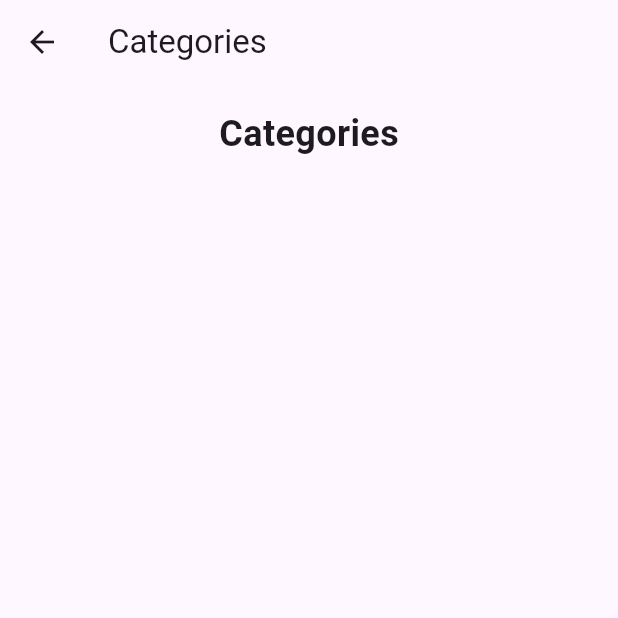
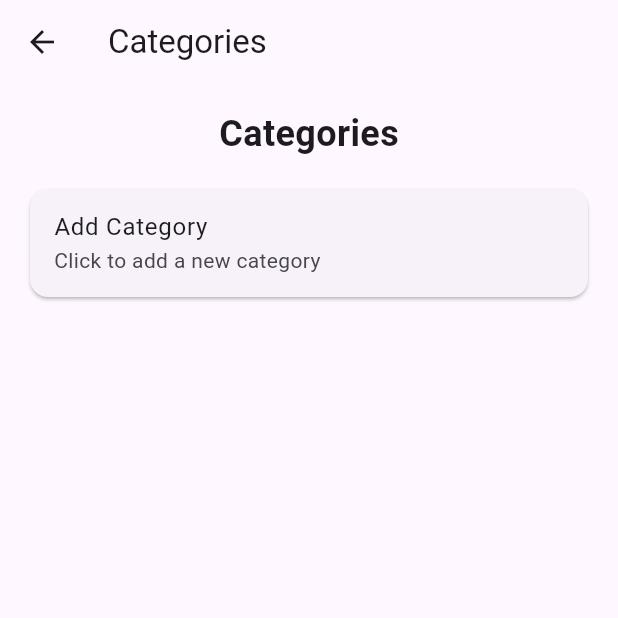
Before and after one commit to devilunraveled/phoneSE, a Flutter app: the CategoriesScreen screen opened directly, on a phone screen of 412 x 824 dp, the top half of it. Run offline on Flutter 3.47's test engine with Material 3 defaults, Android fonts, the phone set to English and light mode, and no system bars; our stand-ins replace fl_chart, flutter_secure_storage; missing offline and left inert: flutter_upi_india, mobile_scanner; accounts and stored records are empty; network calls fail.

Commit message:
categories list

```diff
--- a/phone_se_app/lib/screens/account_details.dart
+++ b/phone_se_app/lib/screens/account_details.dart
@@ -62,7 +62,7 @@ class _AccountDetailsScreenState extends State<AccountDetailsScreen> {
   void fetchTransactions() {
     storage.read(key: 'token').then((token) {
       http.get(
-        Uri.parse('${constants.apiUrl}/api/getAccountTransactions/${widget.accountId}/$token'),
+        Uri.parse('${constants.apiUrl}/api/getAccountTransactions/${widget.accountId}'),
         headers: {
           'Authorization': '$token',
           'Content-Type': 'application/json',
--- a/phone_se_app/lib/screens/accounts.dart
+++ b/phone_se_app/lib/screens/accounts.dart
@@ -66,7 +66,7 @@ class _AccountsScreenState extends State<AccountsScreen> {
 
   void updateAccounts() {
     storage.read(key: 'token').then((token) {
-      http.get(Uri.parse('${constants.apiUrl}/api/account/getUserAccounts/$token'),
+      http.get(Uri.parse('${constants.apiUrl}/api/account/getUserAccounts'),
         headers: {
           'Authorization': '$token',
           'Content-Type': 'application/json',
--- a/phone_se_app/lib/screens/add_account.dart
+++ b/phone_se_app/lib/screens/add_account.dart
@@ -51,10 +51,10 @@ class AddAccountDialog extends StatelessWidget {
               // Call API to add account
               storage.read(key: 'token').then((token) {
                 http.post(
-                  Uri.parse('${constants.apiUrl}/api/account/create/$token'),
+                  Uri.parse('${constants.apiUrl}/api/account/create'),
                   headers: {
                     'Content-Type': 'application/json',
-                    'Authorization': 'Bearer $token',
+                    'Authorization': '$token',
                   },
                   body: jsonEncode({
                     'name': accountName,
--- a/phone_se_app/lib/screens/categories.dart
+++ b/phone_se_app/lib/screens/categories.dart
@@ -4,21 +4,44 @@ import 'package:http/http.dart' as http;
 import 'dart:convert';
 
 import 'package:phone_se_app/constants.dart' as constants;
+import 'package:phone_se_app/screens/add_category.dart';
 
 final storage = FlutterSecureStorage();
 
 class CategoryItem {
+  final int id;
   final String name;
-  final String budgetName;
-  final String amount;
+  final String description;
 
-  CategoryItem({required this.name, required this.budgetName, required this.amount});
+  CategoryItem({required this.id, required this.name, required this.description});
 
   Widget buildCategoryItem() {
     return Card(
       child: ListTile(
         title: Text(name),
-        subtitle: Text('Budget: $budgetName\nAmount: $amount'),
+        subtitle: Text(description),
+      ),
+    );
+  }
+}
+
+class AddCategoryItem {
+  Widget buildAddCategoryItem(BuildContext context, Function updateCategories) {
+    return Card(
+      child: InkWell(
+        onTap: () {
+          // Show dialog to add new category
+          showDialog(
+            context: context,
+            builder: (context) {
+              return AddCategoryDialog(updateCategories: updateCategories);
+            },
+          );
+        },
+        child: ListTile(
+          title: Text('Add Category'),
+          subtitle: Text('Click to add a new category'),
+        ),
       ),
     );
   }
@@ -37,19 +60,19 @@ class _CategoriesScreenState extends State<CategoriesScreen> {
   void updateCategories() {
     storage.read(key:'token').then((token) {
       http.get(
-        Uri.parse('${constants.apiUrl}/api/category/get/$token'),
+        Uri.parse('${constants.apiUrl}/api/category/getByUser'),
         headers: {
           'Authorization': '$token',
           'Content-Type': 'application/json',
         },
       ).then((response) {
         if (response.statusCode == 200) {
-          final List<dynamic> data = jsonDecode(response.body)['categories'];
+          final List<dynamic> data = jsonDecode(response.body);
           setState(() {
             categories = data.map((category) => CategoryItem(
+              id: category['id'],
               name: category['name'],
-              budgetName: category['budget_name'],
-              amount: category['amount'].toString(),
+              description: category['description'],
             )).toList();
           });
         } else {
@@ -57,6 +80,12 @@ class _CategoriesScreenState extends State<CategoriesScreen> {
         }
       });
     });
+  }
+
+  @override
+  void initState() {
+    super.initState();
+    updateCategories();
   }
 
   @override
@@ -71,8 +100,11 @@ class _CategoriesScreenState extends State<CategoriesScreen> {
             SizedBox(height: 16),
             Expanded(
               child: ListView.builder(
-                itemCount: categories.length,
+                itemCount: categories.length + 1,
                 itemBuilder: (context, index) {
+                  if (index == categories.length) {
+                    return AddCategoryItem().buildAddCategoryItem(context, updateCategories);
+                  }
                   return categories[index].buildCategoryItem();
                 },
               ),
--- a/phone_se_app/lib/screens/expense_log.dart
+++ b/phone_se_app/lib/screens/expense_log.dart
@@ -134,7 +134,7 @@ class _ExpenseLogScreenState extends State<ExpenseLogScreen> {
   void fetchAccounts() {
     storage.read(key: 'token').then((token) {
       http.get(
-        Uri.parse('${constants.apiUrl}/api/account/getUserAccounts/$token'),
+        Uri.parse('${constants.apiUrl}/api/account/getUserAccounts'),
         headers: {
           'Authorization': '$token',
           'Content-Type': 'application/json',
@@ -182,10 +182,10 @@ class _ExpenseLogScreenState extends State<ExpenseLogScreen> {
               onPressed: () {
                 storage.read(key: 'token').then((token) {
                   http.post(
-                    Uri.parse('${constants.apiUrl}/api/expense/create/$token'),
+                    Uri.parse('${constants.apiUrl}/api/transaction/create'),
                     headers: {
                       'Content-Type': 'application/json',
-                      'Authorization': 'Bearer $token',
+                      'Authorization': '$token',
                     },
                     body: jsonEncode({
                       'name': nameController.text,
```
Also changed, not shown: phone_se_app/lib/screens/add_category.dart (added, +67 -0 lines), 6 other files.
